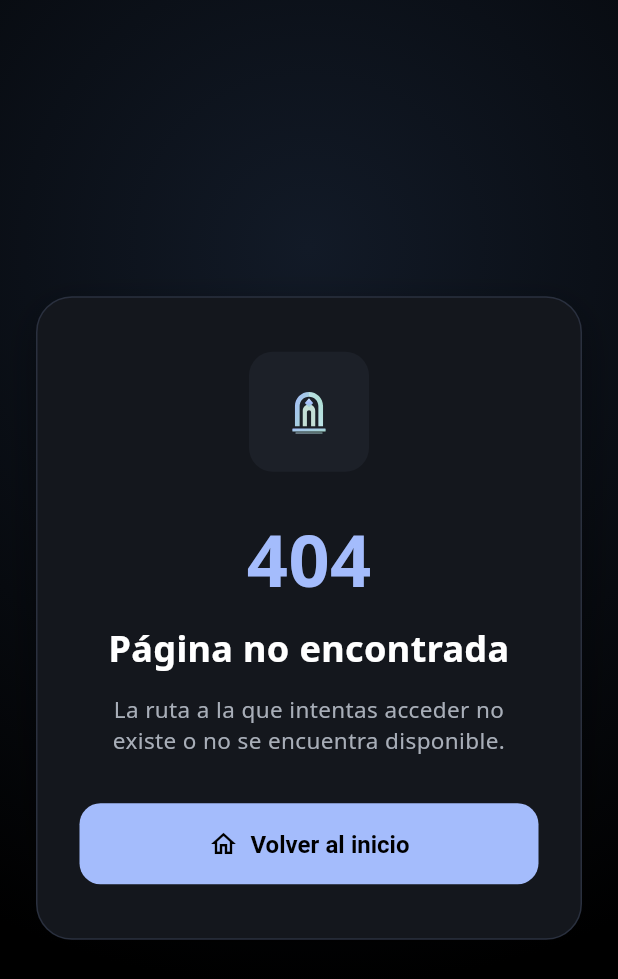
After one commit to Planterna/PTB, a Flutter app: the NotFoundView screen opened directly, on a phone screen of 412 x 824 dp. The commit adds this screen. Shown: the top 979 px of the screen. Run offline on Flutter 3.47's test engine with Material 3 defaults, Android fonts, the phone set to English and light mode, and no system bars; our stand-ins replace flutter_svg, google_fonts, share_plus, shared_preferences, styled_widget; accounts and stored records are empty.

Commit message:
feat: agregar manejo de rutas desconocidas y vista NotFound - modo web

```diff
--- /dev/null
+++ b/lib/ui/views/not_found_view.dart
@@ -0,0 +1,140 @@
+import 'package:flutter/material.dart';
+import 'package:flutter_svg/flutter_svg.dart';
+import 'package:styled_widget/styled_widget.dart';
+
+import '../../core/constants/app_assets.dart';
+import '../../core/constants/app_colors.dart';
+
+class NotFoundView extends StatelessWidget {
+  final String? attemptedRoute;
+
+  const NotFoundView({
+    super.key,
+    this.attemptedRoute,
+  });
+
+  @override
+  Widget build(BuildContext context) {
+    return Scaffold(
+      backgroundColor: AppColors.background,
+      body: Container(
+        width: double.infinity,
+        height: double.infinity,
+        decoration: const BoxDecoration(
+          gradient: RadialGradient(
+            center: Alignment(0.0, -0.6),
+            radius: 1.2,
+            colors: [
+              Color(0xFF121A27),
+              AppColors.background,
+            ],
+          ),
+        ),
+        child: SafeArea(
+          child: Center(
+            child: SingleChildScrollView(
+              padding: const EdgeInsets.symmetric(horizontal: 24, vertical: 32),
+              child: ConstrainedBox(
+                constraints: const BoxConstraints(maxWidth: 460),
+                child: Container(
+                  padding: const EdgeInsets.symmetric(
+                    horizontal: 28,
+                    vertical: 36,
+                  ),
+                  decoration: BoxDecoration(
+                    color: AppColors.surface,
+                    borderRadius: BorderRadius.circular(24),
+                    border: Border.all(
+                      color: AppColors.primary.withValues(alpha: 0.15),
+                    ),
+                    boxShadow: [
+                      BoxShadow(
+                        color: Colors.black.withValues(alpha: 0.35),
+                        blurRadius: 20,
+                        offset: const Offset(0, 8),
+                      ),
+                    ],
+                  ),
+                  child: Column(
+                    mainAxisSize: MainAxisSize.min,
+                    crossAxisAlignment: CrossAxisAlignment.stretch,
+                    children: [
+                      Center(
+                        child: Container(
+                          padding: const EdgeInsets.all(14),
+                          decoration: BoxDecoration(
+                            color: AppColors.surfaceLight,
+                            borderRadius: BorderRadius.circular(16),
+                          ),
+                          child: SvgPicture.asset(
+                            AppAssets.logoSymbol,
+                            height: 52,
+                            width: 52,
+                            fit: BoxFit.contain,
+                          ),
+                        ),
+                      ),
+                      const SizedBox(height: 24),
+                      const Text('404')
+                          .textColor(AppColors.primary)
+                          .fontSize(48)
+                          .fontWeight(FontWeight.bold)
+                          .alignment(Alignment.center),
+                      const SizedBox(height: 8),
+                      const Text('Página no encontrada')
+                          .textColor(AppColors.textPrimary)
+                          .fontSize(24)
+                          .fontWeight(FontWeight.bold)
+                          .textAlignment(TextAlign.center)
+                          .alignment(Alignment.center),
+                      const SizedBox(height: 12),
+                      const Text(
+                        'La ruta a la que intentas acceder no existe o no se encuentra disponible.',
+                      )
+                          .textColor(AppColors.textMuted)
+                          .fontSize(15)
+                          .textAlignment(TextAlign.center)
+                          .alignment(Alignment.center),
+                      if (attemptedRoute != null &&
+                          attemptedRoute!.trim().isNotEmpty) ...[
+                        const SizedBox(height: 16),
+                        Container(
+                          padding: const EdgeInsets.symmetric(
+                            horizontal: 12,
+                            vertical: 8,
+                          ),
+                          decoration: BoxDecoration(
+                            color: AppColors.surfaceLight,
+                            borderRadius: BorderRadius.circular(10),
+                          ),
+                          child: Text(
+                            attemptedRoute!,
+                            textAlign: TextAlign.center,
+                            overflow: TextOverflow.ellipsis,
+                          )
+                              .textColor(AppColors.secondary)
+                              .fontSize(13),
+                        ),
+                      ],
+                      const SizedBox(height: 32),
+                      ElevatedButton.icon(
+                        onPressed: () {
+                          Navigator.of(context).pushNamedAndRemoveUntil(
+                            '/',
+                            (route) => false,
+                          );
+                        },
+                        icon: const Icon(Icons.home_outlined, size: 20),
+                        label: const Text('Volver al inicio'),
+                      ),
+                    ],
+                  ),
+                ),
+              ),
+            ),
+          ),
+        ),
+      ),
+    );
+  }
+}
```
Also changed, not shown: lib/main.dart (+44 -1 lines), 3 other files.
